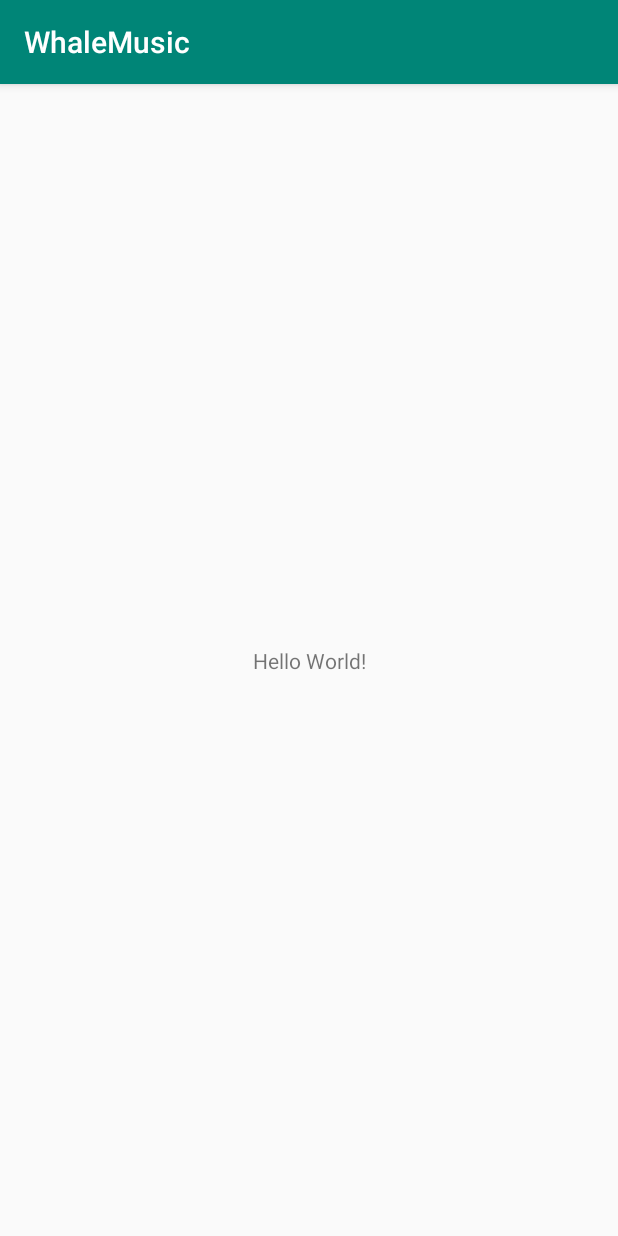
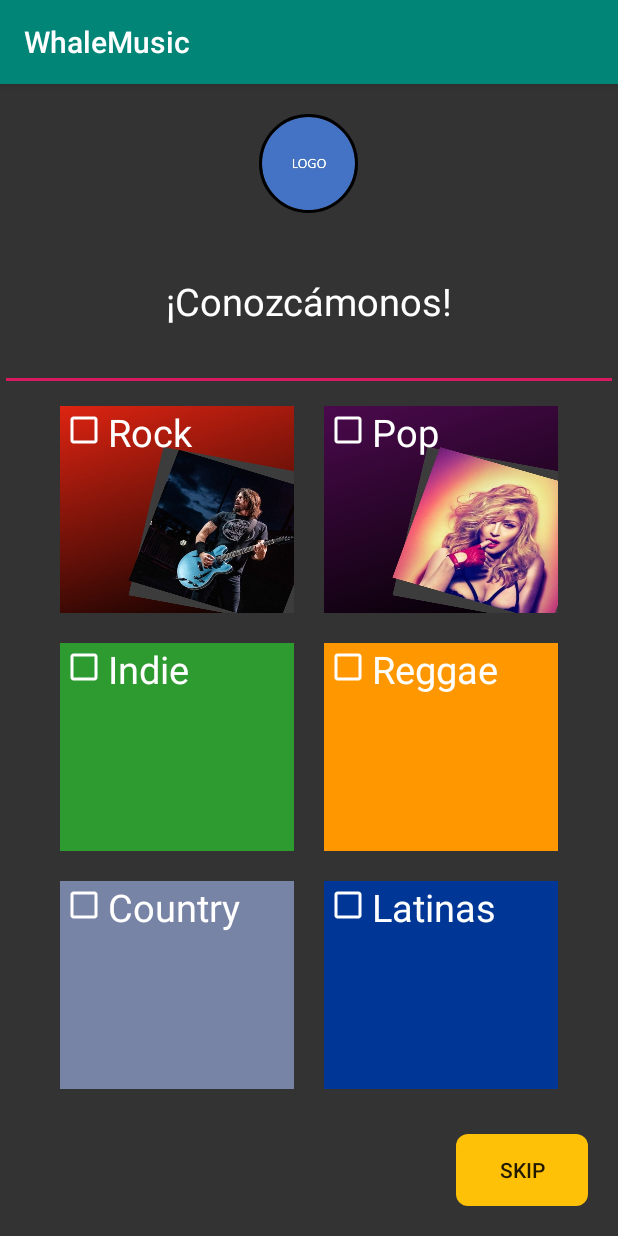
Before and after one commit to kellykjd/KEDAGI, an Android app: the screen it shows after launch (MainActivity), on a phone screen of 412 x 824 dp. Run offline under Robolectric (Android 15) with nearby library versions, the phone set to English and light mode, and no system bars; our stand-ins replace CircleImageView.

Commit message:
Se agrega: Main Fragment Main Activity Imágenes (temporales) mientras se definen las finales Se agrega la dependencia: implementation 'de.hdodenhof:circleimageview:2.2.0' para las imágenes circulares Se crea un estilo para los radioButtons de la selección de géneros

```diff
--- a/WhaleMusic/app/build.gradle
+++ b/WhaleMusic/app/build.gradle
@@ -23,7 +23,10 @@ dependencies {
     implementation fileTree(dir: 'libs', include: ['*.jar'])
     implementation 'androidx.appcompat:appcompat:1.0.2'
     implementation 'androidx.constraintlayout:constraintlayout:1.1.3'
+    implementation 'androidx.legacy:legacy-support-v4:1.0.0'
     testImplementation 'junit:junit:4.12'
     androidTestImplementation 'androidx.test:runner:1.1.1'
     androidTestImplementation 'androidx.test.espresso:espresso-core:3.1.1'
+    //circle imageview
+    implementation 'de.hdodenhof:circleimageview:2.2.0'
 }
--- a/WhaleMusic/app/src/main/java/com/example/whalemusic/MainActivity.java
+++ b/WhaleMusic/app/src/main/java/com/example/whalemusic/MainActivity.java
@@ -1,10 +1,14 @@
 package com.example.whalemusic;
 
 import androidx.appcompat.app.AppCompatActivity;
+import androidx.fragment.app.Fragment;
 
+import android.content.Intent;
 import android.os.Bundle;
 
-public class MainActivity extends AppCompatActivity {
+import java.util.List;
+
+public class MainActivity extends AppCompatActivity implements MainFragment.NotificadorActivity {
 
 
 
@@ -13,7 +17,20 @@ public class MainActivity extends AppCompatActivity {
     protected void onCreate(Bundle savedInstanceState) {
         super.onCreate(savedInstanceState);
         setContentView(R.layout.activity_main);
+        pegarFragment(new MainFragment());
+
+    }
 
 
+    private void pegarFragment(Fragment fragment){
+        getSupportFragmentManager()
+                .beginTransaction()
+                .replace(R.id.mainActivity_contenedorFragments,fragment,null)
+                .commit();
+    }
+
+    @Override
+    public void recibirGeneros(List<String> generos) {
+        //A la espera de Gigi para continuar.
     }
 }
--- /dev/null
+++ b/WhaleMusic/app/src/main/java/com/example/whalemusic/MainFragment.java
@@ -0,0 +1,105 @@
+package com.example.whalemusic;
+
+
+import android.content.Context;
+import android.os.Bundle;
+
+import androidx.fragment.app.Fragment;
+
+import android.view.LayoutInflater;
+import android.view.View;
+import android.view.ViewGroup;
+import android.widget.Button;
+import android.widget.CheckBox;
+
+import java.util.ArrayList;
+import java.util.List;
+
+
+/**
+ * A simple {@link Fragment} subclass.
+ */
+public class MainFragment extends Fragment {
+
+    private CheckBox checkBoxRock;
+    private CheckBox checkBoxPop;
+    private CheckBox checkBoxIndie;
+    private CheckBox checkBoxReggae;
+    private CheckBox checkBoxCountry;
+    private CheckBox checkBoxMetal;
+    private Button buttonSkip;
+    private NotificadorActivity listener;
+
+    public MainFragment() {
+        // Required empty public constructor
+    }
+
+
+    @Override
+    public View onCreateView(LayoutInflater inflater, ViewGroup container,
+                             Bundle savedInstanceState) {
+        // Inflate the layout for this fragment
+        View viewMainFragment = inflater.inflate(R.layout.fragment_main, container, false);
+        encontrarVistas(viewMainFragment);
+
+        buttonSkip.setOnClickListener(new View.OnClickListener() {
+            @Override
+            public void onClick(View v) {
+                listener.recibirGeneros(seleccionDeGeneros());
+            }
+        });
+
+
+
+
+
+
+
+
+
+        return viewMainFragment;
+    }
+
+    private void encontrarVistas(View view){
+        checkBoxRock = view.findViewById(R.id.MainFragment_checkBox_rock);
+        checkBoxPop = view.findViewById(R.id.MainFragment_checkBox_pop);
+        checkBoxIndie = view.findViewById(R.id.MainFragment_checkBox_indie);
+        checkBoxReggae = view.findViewById(R.id.MainFragment_checkBox_reggae);
+        checkBoxCountry = view.findViewById(R.id.MainFragment_checkBox_country);
+        checkBoxMetal = view.findViewById(R.id.MainFragment_checkBox_metal);
+        buttonSkip = view.findViewById(R.id.MainFragment_button_skip);
+    }
+
+    @Override
+    public void onAttach(Context context) {
+        super.onAttach(context);
+        this.listener = (NotificadorActivity) context;
+    }
+
+    public interface NotificadorActivity{
+        public void recibirGeneros(List<String> generos);
+    }
+
+    private List<String> seleccionDeGeneros(){
+        List<String> generos = new ArrayList<>();
+        if (checkBoxRock.isChecked()){
+            generos.add("Rock");
+        }
+        if (checkBoxPop.isChecked()){
+            generos.add("Pop");
+        }
+        if (checkBoxIndie.isChecked()){
+            generos.add("Indie");
+        }
+        if (checkBoxReggae.isChecked()){
+            generos.add("Reggae");
+        }
+        if (checkBoxCountry.isChecked()){
+            generos.add("Country");
+        }
+        if (checkBoxMetal.isChecked()){
+            generos.add("Metal");
+        }
+        return generos;
+    }
+}
--- /dev/null
+++ b/WhaleMusic/app/src/main/res/drawable/button_rounded.xml
@@ -0,0 +1,5 @@
+<?xml version="1.0" encoding="utf-8"?>
+<shape xmlns:android="http://schemas.android.com/apk/res/android" android:shape="rectangle">
+
+<corners android:radius="8dp"/>
+</shape>
--- a/WhaleMusic/app/src/main/res/layout/activity_main.xml
+++ b/WhaleMusic/app/src/main/res/layout/activity_main.xml
@@ -1,18 +1,13 @@
 <?xml version="1.0" encoding="utf-8"?>
-<androidx.constraintlayout.widget.ConstraintLayout xmlns:android="http://schemas.android.com/apk/res/android"
-    xmlns:app="http://schemas.android.com/apk/res-auto"
+<LinearLayout xmlns:android="http://schemas.android.com/apk/res/android"
     xmlns:tools="http://schemas.android.com/tools"
     android:layout_width="match_parent"
     android:layout_height="match_parent"
     tools:context=".MainActivity">
 
-    <TextView
-        android:layout_width="wrap_content"
-        android:layout_height="wrap_content"
-        android:text="Hello World!"
-        app:layout_constraintBottom_toBottomOf="parent"
-        app:layout_constraintLeft_toLeftOf="parent"
-        app:layout_constraintRight_toRightOf="parent"
-        app:layout_constraintTop_toTopOf="parent" />
+    <FrameLayout
+        android:layout_width="match_parent"
+        android:layout_height="match_parent"
+        android:id="@+id/mainActivity_contenedorFragments"/>
 
-</androidx.constraintlayout.widget.ConstraintLayout>
+</LinearLayout>
--- /dev/null
+++ b/WhaleMusic/app/src/main/res/layout/fragment_main.xml
@@ -0,0 +1,110 @@
+<?xml version="1.0" encoding="utf-8"?>
+<LinearLayout xmlns:android="http://schemas.android.com/apk/res/android"
+    xmlns:tools="http://schemas.android.com/tools"
+    android:layout_width="match_parent"
+    android:layout_height="match_parent"
+    xmlns:app="http://schemas.android.com/apk/res-auto"
+    android:orientation="vertical"
+    android:background="#333"
+    android:id="@+id/MainFragment"
+    tools:context=".MainFragment">
+
+    <de.hdodenhof.circleimageview.CircleImageView
+        android:layout_width="66dp"
+        android:layout_height="66dp"
+        android:src="@drawable/logo"
+        app:civ_border_width="2dp"
+        app:civ_border_color="#FF000000"
+        android:layout_gravity="center"
+        android:layout_marginTop="20dp"/>
+
+    <EditText
+        android:layout_width="match_parent"
+        android:layout_height="0dp"
+        android:layout_weight="1"
+        android:text="¡Conozcámonos!"
+        android:textSize="25sp"
+        android:textColor="#FFF"
+        android:gravity="center"/>
+
+
+    <LinearLayout
+        android:layout_width="match_parent"
+        android:layout_height="0dp"
+        android:layout_weight="4"
+        android:gravity="center"
+        android:orientation="vertical">
+
+        <LinearLayout
+            android:layout_width="match_parent"
+            android:layout_height="0dp"
+            android:layout_weight="1"
+            android:layout_gravity="center"
+            android:orientation="horizontal"
+            android:layout_marginHorizontal="30dp">
+
+            <CheckBox
+                android:id="@+id/MainFragment_checkBox_rock"
+                style="@style/CheckBox"
+                android:background="@drawable/rock"
+
+                android:text="Rock"/>
+
+            <CheckBox
+                android:id="@+id/MainFragment_checkBox_pop"
+                style="@style/CheckBox"
+                android:text="Pop"
+                android:background="@drawable/pop"/>
+        </LinearLayout>
+
+        <LinearLayout
+            android:layout_width="match_parent"
+            android:layout_height="0dp"
+            android:layout_weight="1"
+            android:layout_gravity="center"
+            android:orientation="horizontal"
+            android:layout_marginHorizontal="30dp">
+            <CheckBox
+                android:id="@+id/MainFragment_checkBox_indie"
+                style="@style/CheckBox"
+                android:background="#2E9B30"
+                android:text="Indie"/>
+            <CheckBox
+                android:id="@+id/MainFragment_checkBox_reggae"
+                style="@style/CheckBox"
+                android:background="#FF9800"
+                android:text="Reggae"/>
+        </LinearLayout>
+        <LinearLayout
+            android:layout_width="match_parent"
+            android:layout_height="0dp"
+            android:layout_weight="1"
+            android:layout_gravity="center"
+            android:orientation="horizontal"
+            android:layout_marginHorizontal="30dp">
+
+            <CheckBox
+                android:id="@+id/MainFragment_checkBox_country"
+                style="@style/CheckBox"
+                android:background="#7884A5"
+                android:text="Country"/>
+
+            <CheckBox
+                android:id="@+id/MainFragment_checkBox_metal"
+                style="@style/CheckBox"
+                android:background="#003796"
+                android:text="Latinas"/>
+        </LinearLayout>
+    </LinearLayout>
+
+    <Button
+        android:id="@+id/MainFragment_button_skip"
+        android:layout_margin="20dp"
+        android:layout_width="wrap_content"
+        android:layout_height="wrap_content"
+        android:text="SKIP"
+        android:backgroundTint="#FFC107"
+        android:background="@drawable/button_rounded"
+        android:layout_gravity="end"
+        />
+</LinearLayout>
--- a/WhaleMusic/app/src/main/res/values/strings.xml
+++ b/WhaleMusic/app/src/main/res/values/strings.xml
@@ -1,3 +1,6 @@
 <resources>
     <string name="app_name">WhaleMusic</string>
+
+    <!-- TODO: Remove or change this placeholder text -->
+    <string name="hello_blank_fragment">Hello blank fragment</string>
 </resources>
--- a/WhaleMusic/app/src/main/res/values/styles.xml
+++ b/WhaleMusic/app/src/main/res/values/styles.xml
@@ -8,4 +8,15 @@
         <item name="colorAccent">@color/colorAccent</item>
     </style>
 
+    <style name="CheckBox">
+        <item name="android:layout_width">0dp</item>
+        <item name="android:layout_height">match_parent</item>
+        <item name="android:layout_weight">1</item>
+        <item name="android:buttonTint">#FFF</item>
+        <item name="android:textColor">#FFF</item>
+        <item name="android:textSize">25sp</item>
+        <item name="android:gravity">top</item>
+
+        <item name="android:layout_margin">10dp</item>
+    </style>
 </resources>
```
Also changed, not shown: WhaleMusic/app/src/main/res/drawable/logo.jpg (added), WhaleMusic/app/src/main/res/drawable/pop.jpeg (added), WhaleMusic/app/src/main/res/drawable/rock.jpeg (added).
